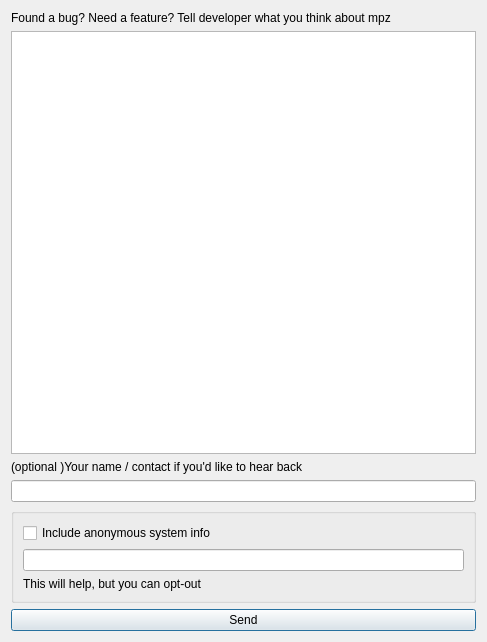
Old version of the form app/feedback_ui/feedbackform.ui in the repository olegantonyan/mpz.
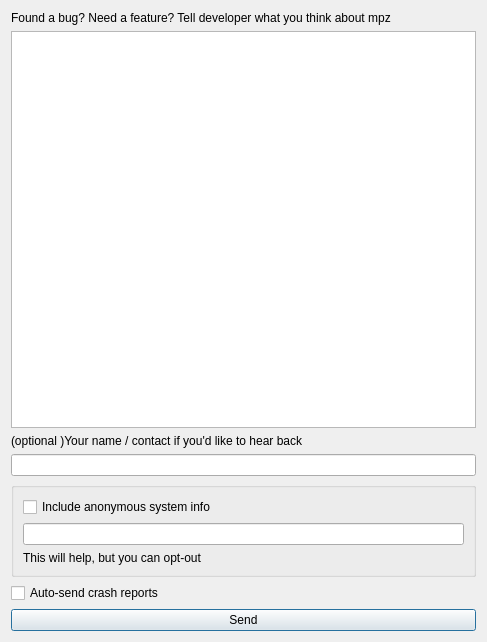
New version of the form.

Commit message: add crash reporting (#201)

```diff
--- a/app/feedback_ui/feedbackform.ui
+++ b/app/feedback_ui/feedbackform.ui
@@ -60,6 +60,13 @@
      </layout>
     </widget>
    </item>
+   <item>
+    <widget class="QCheckBox" name="checkBoxAutoCrashReport">
+     <property name="text">
+      <string>Auto-send crash reports</string>
+     </property>
+    </widget>
+   </item>
    <item>
     <widget class="QPushButton" name="pushButtonSend">
      <property name="text">
```
The commit also changes 29 other files.
